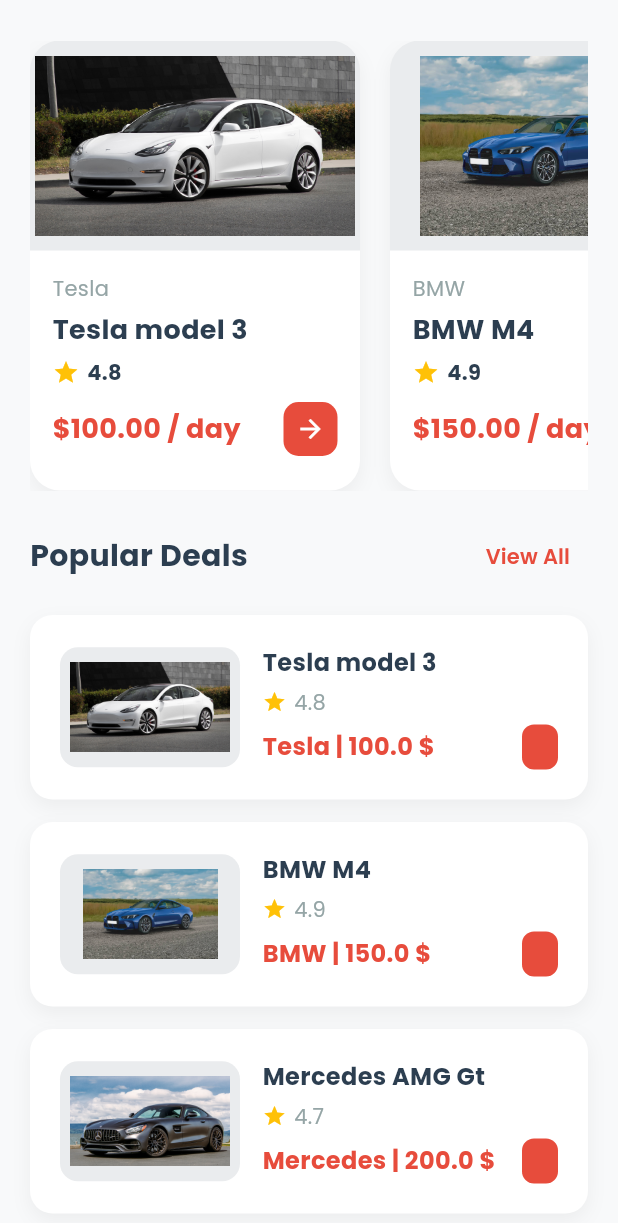
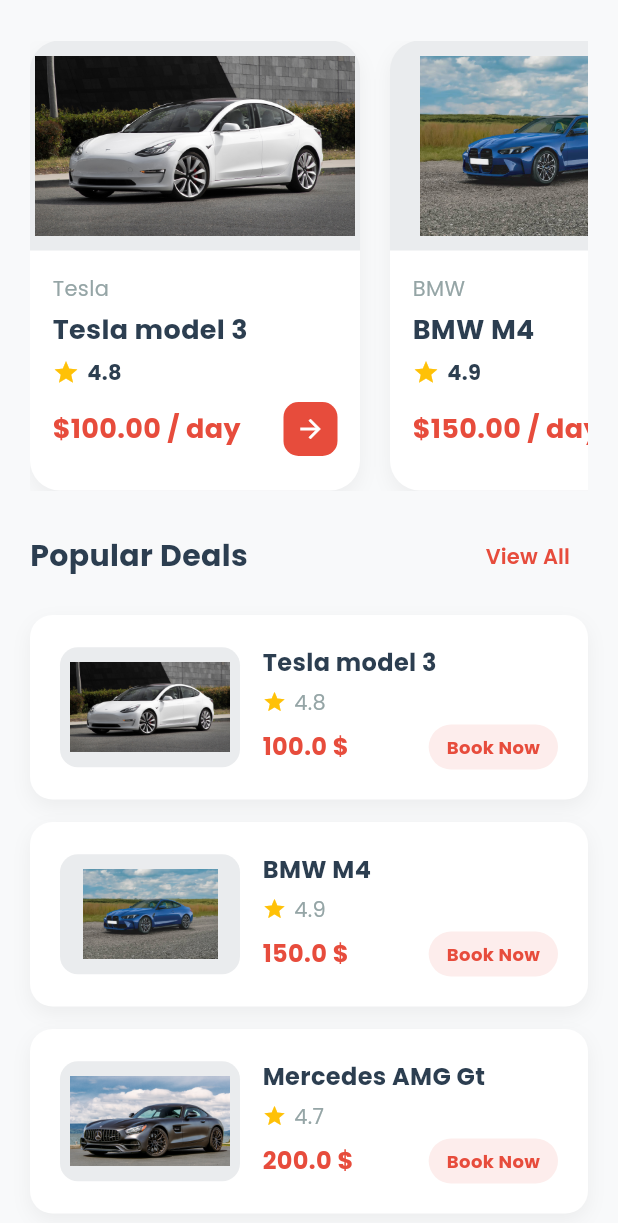
Before and after one commit to bahador96/car_rental_app, a Flutter app: the screen it shows after launch, scrolled down 341 dp, on a phone screen of 412 x 824 dp. Shown: the top 1223 px of the screen. Run offline on Flutter 3.47's test engine with Material 3 defaults, Android fonts, the phone set to English and light mode, and no system bars; our stand-ins replace google_fonts.

Commit message:
add btn Book Now

```diff
--- a/lib/home_screen.dart
+++ b/lib/home_screen.dart
@@ -256,7 +256,7 @@ class _HomeScreenState extends State<HomeScreen> {
                                               MainAxisAlignment.spaceBetween,
                                           children: [
                                             Text(
-                                              "${featuredCars[index].brand} | ${featuredCars[index].price} \$",
+                                              "${featuredCars[index].price} \$",
                                               style: TextStyle(
                                                 fontSize: 16,
                                                 fontWeight: FontWeight.bold,
@@ -269,22 +269,24 @@ class _HomeScreenState extends State<HomeScreen> {
                                               padding:
                                                   const EdgeInsets.symmetric(
                                                     horizontal: 12,
+                                                    vertical: 6,
                                                   ),
                                               decoration: BoxDecoration(
-                                                color: AppColors.secondary,
+                                                color: AppColors.secondary
+                                                    .withValues(alpha: 0.1),
                                                 borderRadius:
-                                                    BorderRadius.circular(8),
+                                                    BorderRadius.circular(20),
                                               ),
-                                              // child: Center(
-                                              //   child: Text(
-                                              //     "Book Now",
-                                              //     style: TextStyle(
-                                              //       fontSize: 14,
-                                              //       fontWeight: FontWeight.bold,
-                                              //       color: Colors.white,
-                                              //     ),
-                                              //   ),
-                                              // ),
+                                              child: Center(
+                                                child: Text(
+                                                  "Book Now",
+                                                  style: TextStyle(
+                                                    fontSize: 12,
+                                                    fontWeight: FontWeight.bold,
+                                                    color: AppColors.secondary,
+                                                  ),
+                                                ),
+                                              ),
                                             ),
                                           ],
                                         ),
```
